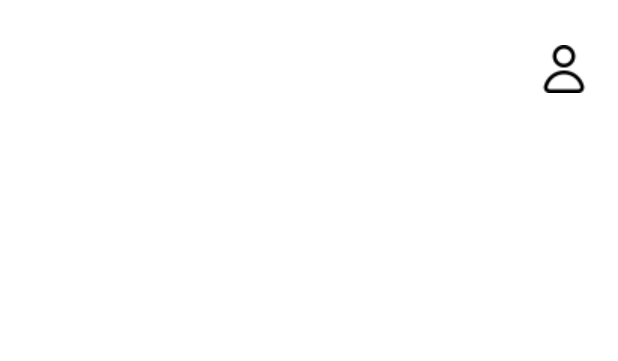
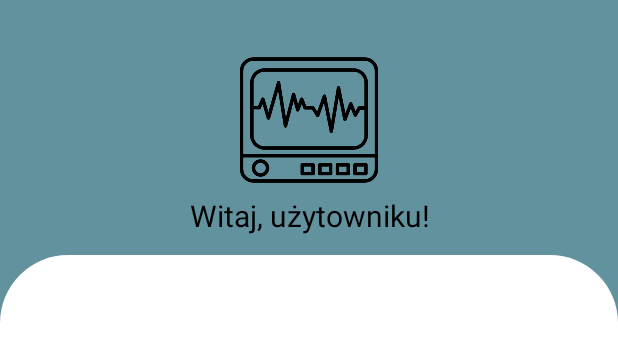
Before and after one commit to MankeS96/WME19BC1S1_ADK_Gr_4, an Android app: the layout activity_okno_uzytkownika.xml on its own in the app's theme, with its tools: preview values and no code run, on a phone screen of 412 x 824 dp. Shown: the top 361 px of the screen. Run offline under Robolectric (Android 15) with nearby library versions, the phone set to English and light mode, and no system bars.

Commit message:
Okno Użytkownika
Dodanie Okna Użytkownika, Wstępny wygląd

```diff
--- a/AplikacjaMobilnaADK/app/src/main/java/com/example/adk/LoginActivity.java
+++ b/AplikacjaMobilnaADK/app/src/main/java/com/example/adk/LoginActivity.java
@@ -5,6 +5,7 @@ import androidx.appcompat.app.AppCompatActivity;
 import android.content.Intent;
 import android.os.Bundle;
 import android.view.View;
+import android.view.WindowManager;
 import android.view.animation.Animation;
 import android.view.animation.AnimationUtils;
 import android.widget.Button;
@@ -23,6 +24,7 @@ public class LoginActivity extends AppCompatActivity {
     @Override
     protected void onCreate(Bundle savedInstanceState) {
         super.onCreate(savedInstanceState);
+        getWindow().setFlags(WindowManager.LayoutParams.FLAG_FULLSCREEN,WindowManager.LayoutParams.FLAG_FULLSCREEN);
         setContentView(R.layout.activity_login);
 
         //Animations
--- a/AplikacjaMobilnaADK/app/src/main/java/com/example/adk/MainActivity.java
+++ b/AplikacjaMobilnaADK/app/src/main/java/com/example/adk/MainActivity.java
@@ -1,6 +1,4 @@
 package com.example.adk;
-
-import androidx.appcompat.app.AppCompatActivity;
 
 import android.annotation.SuppressLint;
 import android.content.Intent;
@@ -13,7 +11,7 @@ import android.widget.Button;
 import android.widget.ImageView;
 import android.widget.TextView;
 
-import com.example.adk.R;
+import androidx.appcompat.app.AppCompatActivity;
 
 public class MainActivity extends AppCompatActivity {
 
--- a/AplikacjaMobilnaADK/app/src/main/java/com/example/adk/OknoPoRejestracji.java
+++ b/AplikacjaMobilnaADK/app/src/main/java/com/example/adk/OknoPoRejestracji.java
@@ -4,6 +4,7 @@ import androidx.appcompat.app.AppCompatActivity;
 
 import android.content.Intent;
 import android.os.Bundle;
+import android.view.WindowManager;
 import android.view.animation.Animation;
 import android.view.animation.AnimationUtils;
 import android.widget.Button;
@@ -19,6 +20,7 @@ public class OknoPoRejestracji extends AppCompatActivity {
     @Override
     protected void onCreate(Bundle savedInstanceState) {
         super.onCreate(savedInstanceState);
+        getWindow().setFlags(WindowManager.LayoutParams.FLAG_FULLSCREEN,WindowManager.LayoutParams.FLAG_FULLSCREEN);
         setContentView(R.layout.activity_okno_po_rejestracji);
 
         //Hooks
--- a/AplikacjaMobilnaADK/app/src/main/java/com/example/adk/RegisterActivity2.java
+++ b/AplikacjaMobilnaADK/app/src/main/java/com/example/adk/RegisterActivity2.java
@@ -2,6 +2,7 @@ package com.example.adk;
 
 import android.content.Intent;
 import android.os.Bundle;
+import android.view.WindowManager;
 import android.view.animation.Animation;
 import android.view.animation.AnimationUtils;
 import android.widget.Button;
@@ -17,13 +18,14 @@ public class RegisterActivity2 extends AppCompatActivity {
     TextView rejestracja22;
     TextView naglowek1, naglowek2;
     RadioGroup radioGroup;
-    RadioButton selectedPlec;
+    //RadioButton selectedPlec;
     DatePicker datePicker;
     Button przejdzDalej2;
 
     @Override
     protected void onCreate(Bundle savedInstanceState) {
         super.onCreate(savedInstanceState);
+        getWindow().setFlags(WindowManager.LayoutParams.FLAG_FULLSCREEN,WindowManager.LayoutParams.FLAG_FULLSCREEN);
         setContentView(R.layout.activity_register2);
 
         //Hooks
--- a/AplikacjaMobilnaADK/app/src/main/java/com/example/adk/RegisterActivity3.java
+++ b/AplikacjaMobilnaADK/app/src/main/java/com/example/adk/RegisterActivity3.java
@@ -4,6 +4,7 @@ import androidx.appcompat.app.AppCompatActivity;
 
 import android.content.Intent;
 import android.os.Bundle;
+import android.view.WindowManager;
 import android.view.animation.Animation;
 import android.view.animation.AnimationUtils;
 import android.widget.Button;
@@ -24,6 +25,7 @@ public class RegisterActivity3 extends AppCompatActivity {
     @Override
     protected void onCreate(Bundle savedInstanceState) {
         super.onCreate(savedInstanceState);
+        getWindow().setFlags(WindowManager.LayoutParams.FLAG_FULLSCREEN,WindowManager.LayoutParams.FLAG_FULLSCREEN);
         setContentView(R.layout.activity_register3);
 
         //Hooks
--- /dev/null
+++ b/AplikacjaMobilnaADK/app/src/main/res/drawable/background_grid.xml
@@ -0,0 +1,10 @@
+<?xml version="1.0" encoding="utf-8"?>
+<shape xmlns:android="http://schemas.android.com/apk/res/android" android:shape="rectangle">
+    <corners
+        android:topRightRadius="45dp"
+        android:topLeftRadius="45dp"
+        android:bottomRightRadius="0dp"
+        android:bottomLeftRadius="0dp"/>
+
+    <solid android:color="@color/white"/>
+</shape>
--- a/AplikacjaMobilnaADK/app/src/main/res/layout/activity_okno_uzytkownika.xml
+++ b/AplikacjaMobilnaADK/app/src/main/res/layout/activity_okno_uzytkownika.xml
@@ -1,25 +1,54 @@
 <?xml version="1.0" encoding="utf-8"?>
 <androidx.constraintlayout.widget.ConstraintLayout xmlns:android="http://schemas.android.com/apk/res/android"
-    xmlns:app="http://schemas.android.com/apk/res-auto"
     xmlns:tools="http://schemas.android.com/tools"
     android:layout_width="match_parent"
     android:layout_height="match_parent"
-    tools:context=".OknoUzytkownika"
-    android:background="@color/background">
+    android:background="@color/kolor2"
+    android:weightSum="5"
+    android:orientation="vertical"
+    tools:context=".OknoPoRejestracji">
+    <RelativeLayout
+        android:layout_weight="2"
+        android:layout_width="match_parent"
+        android:layout_height="0dp"
+        tools:ignore="MissingConstraints">
 
-    <ImageView
-        android:id="@+id/user_icon"
-        android:layout_width="wrap_content"
-        android:layout_height="wrap_content"
-        android:src="@drawable/usericon"
-        app:layout_constraintVertical_bias="0"
-        app:layout_constraintHorizontal_bias="1"
-        android:layout_marginTop="30dp"
-        android:layout_marginRight="20dp"
-        app:layout_constraintBottom_toBottomOf="parent"
-        app:layout_constraintEnd_toEndOf="parent"
-        app:layout_constraintStart_toStartOf="parent"
-        app:layout_constraintTop_toTopOf="parent"/>
+        <LinearLayout
+            android:layout_width="wrap_content"
+            android:layout_height="wrap_content"
+            android:padding="30dp"
+            android:orientation="vertical"
+            tools:ignore="MissingConstraints,UselessParent"
+            android:layout_centerInParent="true">
 
+            <ImageView
+                android:id="@+id/naglowek_oknouz1"
+                android:layout_width="100dp"
+                android:layout_height="100dp"
+                android:src="@drawable/ecg"
+                android:layout_gravity="center"/>
 
+            <TextView
+                android:id="@+id/naglowek_oknouz2"
+                android:layout_width="wrap_content"
+                android:layout_height="wrap_content"
+                android:text="@string/naglowek_oknouz"
+                android:textColor="@color/kolor1"
+                android:textSize="20sp"
+                android:layout_gravity="center"
+                android:textAlignment="center"/>
+
+        </LinearLayout>
+    </RelativeLayout>
+    <GridLayout
+        android:id="@+id/grid_backdround"
+        android:layout_weight="3"
+        android:layout_width="match_parent"
+        android:layout_height="match_parent"
+        tools:ignore="MissingConstraints"
+        android:layout_marginTop="170dp"
+        android:columnCount="2"
+        android:rowCount="2"
+        android:background="@drawable/background_grid">
+    </GridLayout>
 </androidx.constraintlayout.widget.ConstraintLayout>
--- a/AplikacjaMobilnaADK/app/src/main/res/values/strings.xml
+++ b/AplikacjaMobilnaADK/app/src/main/res/values/strings.xml
@@ -27,4 +27,5 @@
     <string name="komunikat_po_rejestracji1">Pomyślnie utworzono konto!</string>
     <string name="komunikat_po_rejestracji2">Powrót do ekranu logowania</string>
     <string name="brak_konta_button">Nie posiadasz konta?</string>
+    <string name="naglowek_oknouz">Witaj, użytowniku!</string>
 </resources>
```
Also changed, not shown: AplikacjaMobilnaADK/app/src/main/java/com/example/adk/OknoUzytkownika.java (+27 -2 lines), AplikacjaMobilnaADK/app/src/main/java/com/example/adk/RegisterActivity.java (+4 -4 lines), AplikacjaMobilnaADK/app/src/main/res/layout/custom_grid_layout.xml (added, +36 -0 lines), AplikacjaMobilnaADK/app/src/main/res/drawable/ecg.png (added), AplikacjaMobilnaADK/app/src/main/res/drawable/ikona1.png (added), 2 other files.
